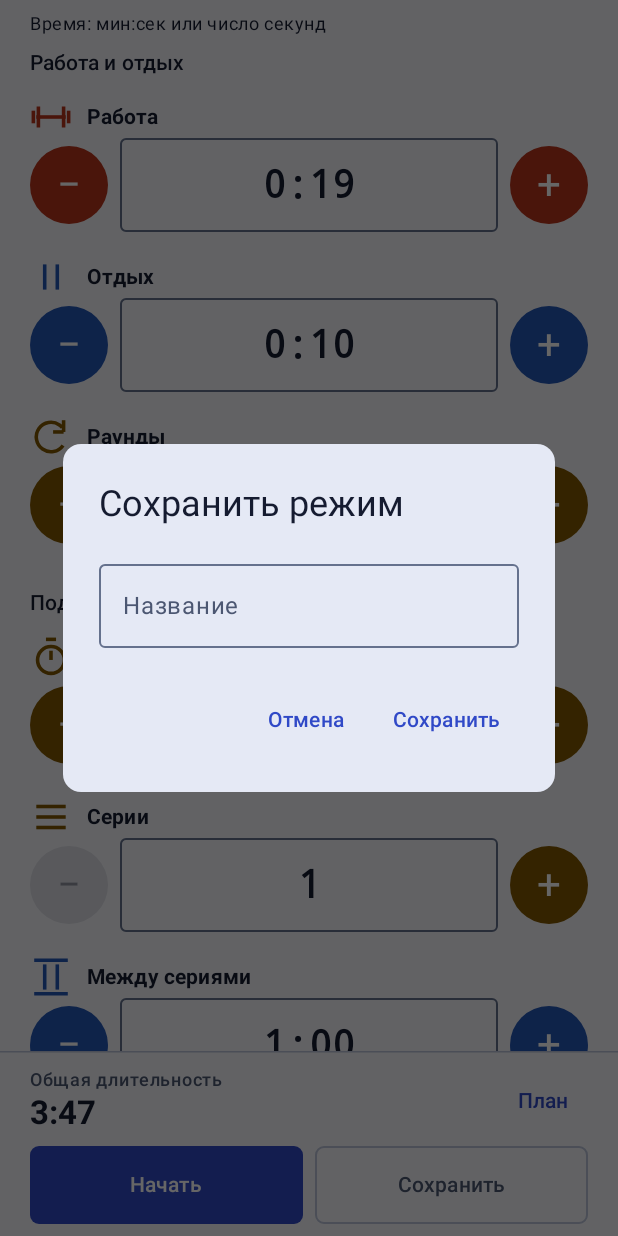
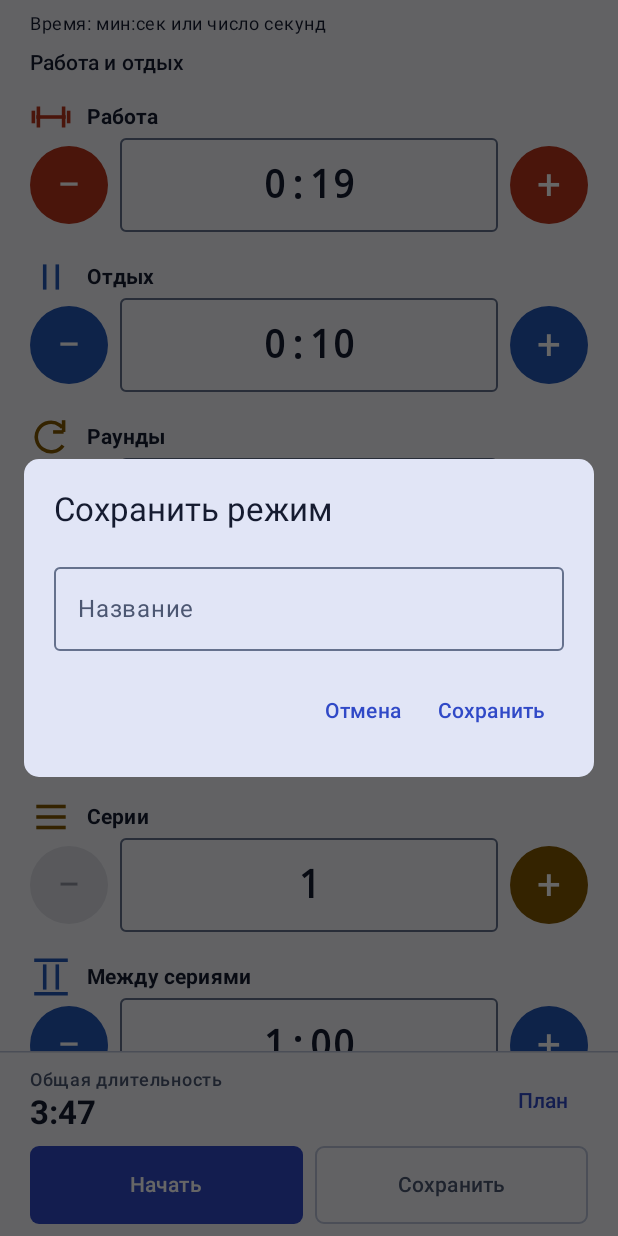
Before and after one commit to DanilaH/tabata-bata, an Android app built with Jetpack Compose: the composable Editor called with empty values, after a tap on "Сохранить", on a phone screen of 412 x 824 dp. Run offline under Robolectric (Android 15) with nearby library versions, the light colour scheme and no system bars; libraries missing offline, so code that uses them is left out: com.yandex.mobile; 5 statements that could not run were skipped; 3 other taps on this screen came first.

Commit message:
Make workout, dialogs and screen actions adapt to large text and short windows

```diff
--- a/app/build.gradle.kts
+++ b/app/build.gradle.kts
@@ -11,8 +11,8 @@ android {
         applicationId = "ru.tabatabata"
         minSdk = 26
         targetSdk = 36
-        versionCode = 20
-        versionName = "0.10.1"
+        versionCode = 21
+        versionName = "0.11.0"
         testInstrumentationRunner = "androidx.test.runner.AndroidJUnitRunner"
         buildConfigField(
             "String",
--- /dev/null
+++ b/app/src/main/java/ru/tabatabata/AppLayouts.kt
@@ -0,0 +1,81 @@
+package ru.tabatabata
+
+import androidx.compose.foundation.rememberScrollState
+import androidx.compose.foundation.verticalScroll
+import androidx.compose.foundation.layout.*
+import androidx.compose.material3.*
+import androidx.compose.runtime.Composable
+import androidx.compose.ui.Alignment
+import androidx.compose.ui.Modifier
+import androidx.compose.ui.platform.LocalDensity
+import androidx.compose.ui.unit.dp
+import androidx.compose.ui.window.Dialog
+import androidx.compose.ui.window.DialogProperties
+
+/** Keep forms and navigation within a comfortable reading distance on tablets. */
+@Composable
+internal fun ContentFrame(content: @Composable BoxScope.() -> Unit) {
+    Box(Modifier.fillMaxSize(), contentAlignment = Alignment.TopCenter) {
+        Box(Modifier.widthIn(max = 720.dp).fillMaxWidth().fillMaxHeight(), content = content)
+    }
+}
+
+/** Move actions below a heading before either can squeeze the other into fragments. */
+@Composable
+internal fun ScreenHeading(title: String, action: String, onAction: () -> Unit,
+    modifier: Modifier = Modifier, prominent: Boolean = false) {
+    BoxWithConstraints(modifier.fillMaxWidth()) {
+        val stacked = maxWidth < 360.dp || LocalDensity.current.fontScale > 1.3f
+        val heading: @Composable (Modifier) -> Unit = { m ->
+            Text(title, modifier = m,
+                style = if (prominent) MaterialTheme.typography.titleLarge else MaterialTheme.typography.titleMedium,
+                fontWeight = androidx.compose.ui.text.font.FontWeight.Bold)
+        }
+        if (stacked) Column(Modifier.fillMaxWidth()) {
+            heading(Modifier)
+            TextButton(onClick = onAction, modifier = Modifier.align(Alignment.End)) { Text(action) }
+        } else Row(verticalAlignment = Alignment.CenterVertically,
+            horizontalArrangement = Arrangement.spacedBy(12.dp)) {
+            heading(Modifier.weight(1f))
+            TextButton(onClick = onAction) { Text(action) }
+        }
+    }
+}
+
+/** One inset owner, one scrollable surface: neither title nor actions can consume the body. */
+@Composable
+internal fun AppDialog(title: String, onDismiss: () -> Unit, modifier: Modifier = Modifier,
+    content: @Composable ColumnScope.() -> Unit) {
+    Dialog(onDismissRequest = onDismiss,
+        properties = DialogProperties(usePlatformDefaultWidth = false, decorFitsSystemWindows = false)) {
+        BoxWithConstraints(Modifier.fillMaxSize().safeDrawingPadding().imePadding().padding(16.dp),
+            contentAlignment = Alignment.Center) {
+            Surface(Modifier.widthIn(max = 560.dp).fillMaxWidth().heightIn(max = maxHeight),
+                shape = MaterialTheme.shapes.large, tonalElevation = 6.dp) {
+                Column(modifier.verticalScroll(rememberScrollState()).padding(20.dp),
+                    verticalArrangement = Arrangement.spacedBy(16.dp)) {
+                    Text(title, style = MaterialTheme.typography.titleLarge)
+                    content()
+                }
+            }
+        }
+    }
+}
+
+@Composable
+internal fun DialogActions(confirm: @Composable (Modifier) -> Unit,
+    dismiss: @Composable (Modifier) -> Unit, alternative: (@Composable (Modifier) -> Unit)? = null) {
+    BoxWithConstraints(Modifier.fillMaxWidth()) {
+        val stacked = maxWidth < 320.dp || LocalDensity.current.fontScale > 1.3f
+        if (stacked) Column(Modifier.fillMaxWidth(), verticalArrangement = Arrangement.spacedBy(4.dp)) {
+            confirm(Modifier.fillMaxWidth().heightIn(min = 48.dp))
+            alternative?.invoke(Modifier.fillMaxWidth().heightIn(min = 48.dp))
+            dismiss(Modifier.fillMaxWidth().heightIn(min = 48.dp))
+        } else Row(Modifier.fillMaxWidth(), horizontalArrangement = Arrangement.End,
+            verticalAlignment = Alignment.CenterVertically) {
+            dismiss(Modifier.heightIn(min = 48.dp))
+            alternative?.invoke(Modifier.heightIn(min = 48.dp))
+            confirm(Modifier.heightIn(min = 48.dp))
+        }
+    }
+}
--- a/app/src/main/java/ru/tabatabata/EditorScreen.kt
+++ b/app/src/main/java/ru/tabatabata/EditorScreen.kt
@@ -4,7 +4,11 @@ import android.content.Context
 import androidx.activity.compose.BackHandler
 import androidx.compose.foundation.*
 import androidx.compose.foundation.layout.*
+import androidx.compose.foundation.text.KeyboardActions
 import androidx.compose.foundation.text.KeyboardOptions
+import androidx.compose.ui.text.input.ImeAction
+import androidx.compose.ui.platform.LocalDensity
+import androidx.compose.ui.platform.LocalSoftwareKeyboardController
 import androidx.compose.material3.*
 import androidx.compose.runtime.*
 import androidx.compose.runtime.saveable.rememberSaveable
@@ -153,10 +157,12 @@ internal fun Editor(
         if (raw != baseline) leave = true else onCancel?.invoke()
     }
     BackHandler(enabled = onCancel != null) { back() }
-    Column(Modifier.fillMaxSize()) {
+    BoxWithConstraints(Modifier.fillMaxSize()) {
+    val shortWindow = maxHeight < 400.dp
+    val largeText = LocalDensity.current.fontScale > 1.3f
+    Column(Modifier.fillMaxSize().then(if (shortWindow) Modifier.verticalScroll(rememberScrollState()) else Modifier)) {
         Column(
-            Modifier.weight(1f)
-                .verticalScroll(rememberScrollState())
+            (if (shortWindow) Modifier else Modifier.weight(1f).verticalScroll(rememberScrollState()))
                 .padding(horizontal = 20.dp, vertical = 8.dp),
             verticalArrangement = Arrangement.spacedBy(8.dp),
         ) {
@@ -304,12 +310,13 @@ internal fun Editor(
         ) {
             Row(Modifier.fillMaxWidth(), verticalAlignment = Alignment.CenterVertically) {
                 Column(Modifier.weight(1f)) {
-                    Text(stringResource(R.string.total), style = MaterialTheme.typography.labelMedium,
+                    if (!largeText) Text(stringResource(R.string.total), style = MaterialTheme.typography.labelMedium,
                         color = MaterialTheme.colorScheme.onSurfaceVariant)
                     Text(if (plan != null) formatTime(plan.durationMs())
                         else if (valid.all { it }) stringResource(R.string.too_long)
                         else stringResource(R.string.fix_fields),
-                        style = MaterialTheme.typography.titleLarge, fontWeight = FontWeight.Bold)
+                        style = MaterialTheme.typography.titleLarge, fontWeight = FontWeight.Bold,
+                        modifier = Modifier.semantics { contentDescription = context.getString(R.string.total) })
                 }
                 val previewLabel = stringResource(R.string.plan_preview)
                 TextButton(onClick = { preview = true
@@ -318,7 +325,7 @@ internal fun Editor(
                     Text(stringResource(R.string.view_plan_short))
                 }
             }
-            Row(horizontalArrangement = Arrangement.spacedBy(8.dp)) {
+            val startAction: @Composable (Modifier) -> Unit = { actionModifier ->
                 Button(
                     onClick = {
                         plan?.let {
@@ -331,77 +338,56 @@ internal fun Editor(
                     },
                     enabled = plan != null,
                     shape = MaterialTheme.shapes.small,
-                    modifier = Modifier.weight(1f).heightIn(min = 52.dp),
+                    modifier = actionModifier.heightIn(min = 52.dp),
                 ) {
                     Text(stringResource(R.string.start))
                 }
+            }
+            val saveAction: @Composable (Modifier) -> Unit = { actionModifier ->
                 OutlinedButton(
                     onClick = { requestSave() },
                     enabled = plan != null,
                     shape = MaterialTheme.shapes.small,
-                    modifier = Modifier.weight(1f).heightIn(min = 52.dp),
+                    modifier = actionModifier.heightIn(min = 52.dp),
                 ) {
                     Text(stringResource(R.string.save))
                 }
             }
+            if (largeText) Column(verticalArrangement = Arrangement.spacedBy(8.dp)) {
+                startAction(Modifier.fillMaxWidth())
+                saveAction(Modifier.fillMaxWidth())
+            } else Row(horizontalArrangement = Arrangement.spacedBy(8.dp)) {
+                startAction(Modifier.weight(1f))
+                saveAction(Modifier.weight(1f))
+            }
         }
     }
+    }
     if (preview && plan != null) PlanPreviewDialog(plan, name.takeIf { it.isNotBlank() }) { preview = false }
-    if (leave)
-        AlertDialog(
-            onDismissRequest = { leave = false },
-            title = { Text(stringResource(R.string.unsaved)) },
-            text = { Text(stringResource(R.string.unsaved_body)) },
-            confirmButton = {
-                TextButton(
-                    onClick = {
-                        leave = false
-                        requestSave()
-                    },
-                    enabled = plan != null,
-                ) {
-                    Text(stringResource(R.string.save))
-                }
-            },
-            dismissButton = {
-                Row {
-                    TextButton(onClick = { leave = false }) { Text(stringResource(R.string.stay)) }
-                    TextButton(
-                        onClick = {
-                            drafts.clear(key)
-                            leave = false
-                            onCancel?.invoke()
-                        }
-                    ) {
-                        Text(stringResource(R.string.reset))
-                    }
-                }
-            },
+    if (leave) AppDialog(stringResource(R.string.unsaved), onDismiss = { leave = false }) {
+        Text(stringResource(R.string.unsaved_body))
+        DialogActions(
+            confirm = { m -> TextButton(onClick = { leave = false; requestSave() }, enabled = plan != null,
+                modifier = m) { Text(stringResource(R.string.save)) } },
+            dismiss = { m -> TextButton(onClick = { leave = false }, modifier = m) { Text(stringResource(R.string.stay)) } },
+            alternative = { m -> TextButton(onClick = {
+                drafts.clear(key); leave = false; onCancel?.invoke()
+            }, modifier = m) { Text(stringResource(R.string.reset)) } },
         )
-    if (naming)
-        AlertDialog(
-            onDismissRequest = { naming = false },
-            title = { Text(stringResource(R.string.save_mode)) },
-            text = {
-                OutlinedTextField(
-                    name,
-                    { v -> if (v.length <= 100) change { it.put("name", v) } },
-                    label = { Text(stringResource(R.string.name)) },
-                    singleLine = true,
-                )
-            },
-            confirmButton = {
-                TextButton(
-                    onClick = {
-                        naming = false
-                        save()
-                    }
-                ) {
-                    Text(stringResource(R.string.save))
-                }
-            },
-            dismissButton = {
-                TextButton(onClick = { naming = false }) { Text(stringResource(R.string.cancel)) }
-            },
-        )
+    }
+    if (naming) {
+        val keyboard = LocalSoftwareKeyboardController.current
+        fun saveNamed() { keyboard?.hide(); naming = false; save() }
+        AppDialog(stringResource(R.string.save_mode), onDismiss = { naming = false }) {
+            OutlinedTextField(name, { v -> if (v.length <= 100) change { it.put("name", v) } },
+                label = { Text(stringResource(R.string.name)) }, singleLine = true,
+                keyboardOptions = KeyboardOptions(imeAction = ImeAction.Done),
+                keyboardActions = KeyboardActions(onDone = { saveNamed() }),
+                modifier = Modifier.fillMaxWidth())
+            DialogActions(
+                confirm = { m -> TextButton(onClick = { saveNamed() }, modifier = m) { Text(stringResource(R.string.save)) } },
+                dismiss = { m -> TextButton(onClick = { naming = false }, modifier = m) { Text(stringResource(R.string.cancel)) } },
+            )
+        }
+    }
 }
--- a/app/src/main/java/ru/tabatabata/PlanPreviewDialog.kt
+++ b/app/src/main/java/ru/tabatabata/PlanPreviewDialog.kt
@@ -21,8 +21,8 @@ import androidx.compose.ui.window.DialogProperties
 internal fun PlanPreviewDialog(plan: Plan, name: String? = null, onClose: () -> Unit) {
     val model = remember(plan) { overview(plan) }
     var expandedBlock by rememberSaveable(plan) { mutableIntStateOf(-1) }
-    Dialog(onDismissRequest = onClose, properties = DialogProperties(usePlatformDefaultWidth = false)) {
-        BoxWithConstraints(Modifier.fillMaxSize().padding(16.dp), contentAlignment = Alignment.Center) {
+    Dialog(onDismissRequest = onClose, properties = DialogProperties(usePlatformDefaultWidth = false, decorFitsSystemWindows = false)) {
+        BoxWithConstraints(Modifier.fillMaxSize().safeDrawingPadding().imePadding().padding(16.dp), contentAlignment = Alignment.Center) {
             Surface(Modifier.widthIn(max = 600.dp).fillMaxWidth().heightIn(max = maxHeight * .94f),
                 shape = MaterialTheme.shapes.large, tonalElevation = 6.dp) {
                 Column(Modifier.testTag("plan-preview")) {
--- a/app/src/main/res/values/strings.xml
+++ b/app/src/main/res/values/strings.xml
@@ -203,4 +203,5 @@
     <string name="report_no_mail">Не удалось открыть почту. Можно скопировать сообщение и отправить его разработчику самостоятельно.</string>
     <string name="report_copied">Сообщение скопировано</string>
     <string name="review_store_link">Отзыв в RuStore</string>
+ <string name="stop_short">Стоп</string>
 </resources>
```
Also changed, not shown: app/src/main/java/ru/tabatabata/HistoryScreen.kt (+9 -8 lines), app/src/main/java/ru/tabatabata/HomeScreen.kt (+3 -7 lines), app/src/main/java/ru/tabatabata/MainActivity.kt (+59 -90 lines), app/src/main/java/ru/tabatabata/SupportDialog.kt (+8 -20 lines), app/src/main/java/ru/tabatabata/WorkoutScreen.kt (+127 -99 lines), 11 other files.
